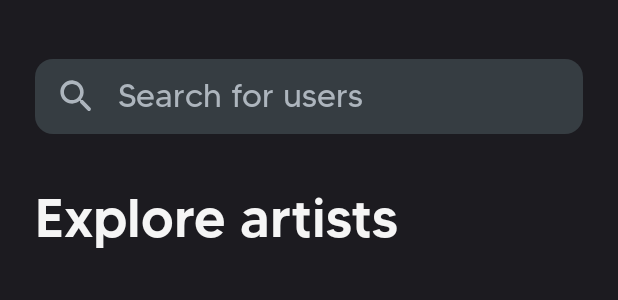
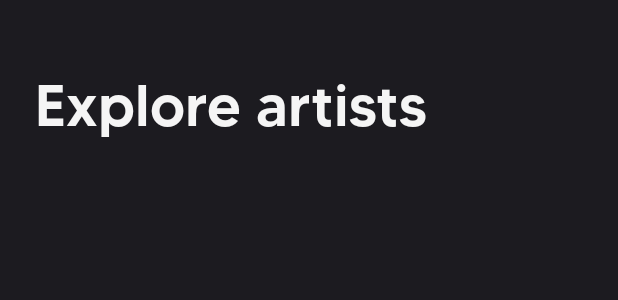
Before and after one commit to kubixDev/Kollect, an Android app: the layout fragment_explore.xml on its own in the app's theme, with its tools: preview values and no code run, on a phone screen of 412 x 824 dp. Shown: the top 300 px of the screen. Run offline under Robolectric (Android 15) with nearby library versions, the phone set to English and light mode, and no system bars.

Commit message:
search development is put on hold

```diff
--- a/app/src/main/res/layout/fragment_explore.xml
+++ b/app/src/main/res/layout/fragment_explore.xml
@@ -9,6 +9,7 @@
     tools:context=".activities.MainActivity">
 
     <LinearLayout
+        android:visibility="gone"
         android:id="@+id/searchLayoutButton"
         android:layout_width="match_parent"
         android:layout_height="wrap_content"
@@ -53,10 +54,10 @@
         android:text="Explore artists"
         android:layout_marginStart="@dimen/_18sdp"
         android:layout_marginEnd="@dimen/_18sdp"
-        android:layout_marginTop="@dimen/_25sdp"
+        android:layout_marginTop="@dimen/_35sdp"
         android:textColor="@color/whitesmoke"
         android:fontFamily="@font/tommy_medium"
-        android:textSize="@dimen/_28sdp"
+        android:textSize="@dimen/_30sdp"
         app:layout_constraintEnd_toEndOf="parent"
         app:layout_constraintStart_toStartOf="parent"
         app:layout_constraintTop_toBottomOf="@id/searchLayoutButton" />
```
Also changed, not shown: 1 other file.
